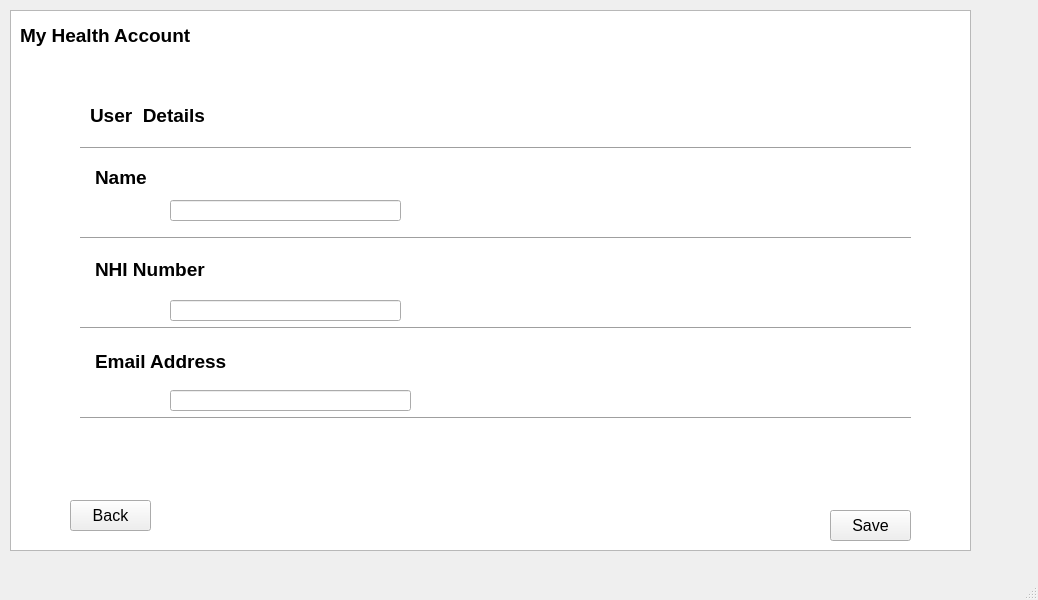
This is L_A_B_Final_Project/adminaccountdetails.ui in SourPanda13/106-Group-Assignment as Qt 5 draws it before an edit. The edited form follows.
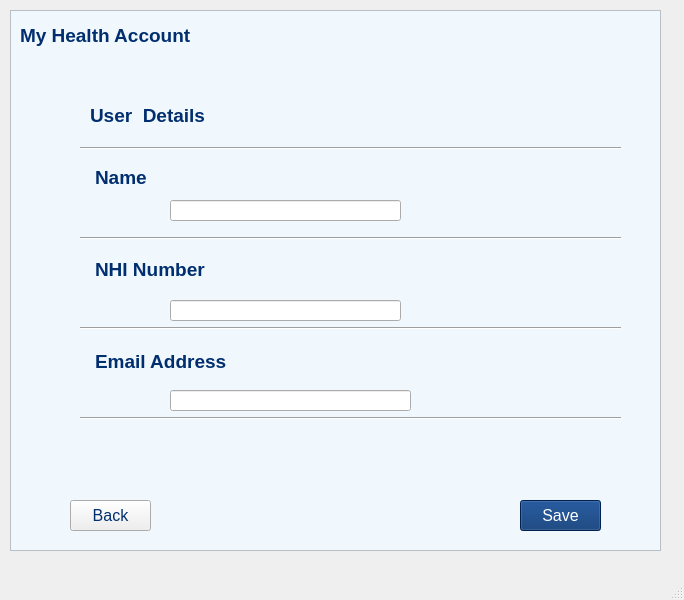
This is the edited form.

```diff
--- a/L_A_B_Final_Project/adminaccountdetails.ui
+++ b/L_A_B_Final_Project/adminaccountdetails.ui
@@ -6,7 +6,7 @@
    <rect>
     <x>0</x>
     <y>0</y>
-    <width>1038</width>
+    <width>684</width>
     <height>600</height>
    </rect>
   </property>
@@ -55,7 +55,7 @@
      <rect>
       <x>80</x>
       <y>140</y>
-      <width>831</width>
+      <width>541</width>
       <height>16</height>
      </rect>
     </property>
@@ -68,7 +68,7 @@
      <rect>
       <x>80</x>
       <y>410</y>
-      <width>831</width>
+      <width>541</width>
       <height>16</height>
      </rect>
     </property>
@@ -92,6 +92,9 @@
       <bold>true</bold>
      </font>
     </property>
+    <property name="styleSheet">
+     <string notr="true">color: rgb(0, 46, 110);</string>
+    </property>
     <property name="text">
      <string>My Health Account</string>
     </property>
@@ -112,6 +115,9 @@
       <bold>true</bold>
      </font>
     </property>
+    <property name="styleSheet">
+     <string notr="true">color: rgb(0, 46, 110);</string>
+    </property>
     <property name="text">
      <string>User  Details</string>
     </property>
@@ -121,7 +127,7 @@
      <rect>
       <x>80</x>
       <y>320</y>
-      <width>831</width>
+      <width>541</width>
       <height>16</height>
      </rect>
     </property>
@@ -143,6 +149,9 @@
       <pointsize>12</pointsize>
      </font>
     </property>
+    <property name="styleSheet">
+     <string notr="true">color: rgb(0, 46, 110);</string>
+    </property>
     <property name="text">
      <string>Back</string>
     </property>
@@ -152,32 +161,35 @@
      <rect>
       <x>10</x>
       <y>10</y>
-      <width>961</width>
+      <width>651</width>
       <height>541</height>
      </rect>
     </property>
+    <property name="styleSheet">
+     <string notr="true">background-color: rgb(241, 248, 253);</string>
+    </property>
     <property name="html">
      <string>&lt;!DOCTYPE HTML PUBLIC &quot;-//W3C//DTD HTML 4.0//EN&quot; &quot;http://www.w3.org/TR/REC-html40/strict.dtd&quot;&gt;
 &lt;html&gt;&lt;head&gt;&lt;meta name=&quot;qrichtext&quot; content=&quot;1&quot; /&gt;&lt;style type=&quot;text/css&quot;&gt;
 p, li { white-space: pre-wrap; }
 &lt;/style&gt;&lt;/head&gt;&lt;body style=&quot; font-family:'MS Shell Dlg 2'; font-size:8.25pt; font-weight:400; font-style:normal;&quot;&gt;
 &lt;p style=&quot;-qt-paragraph-type:empty; margin-top:0px; margin-bottom:0px; margin-left:0px; margin-right:0px; -qt-block-indent:0; text-indent:0px;&quot;&gt;&lt;br /&gt;&lt;/p&gt;
-&lt;p style=&quot;-qt-paragraph-type:empty; margin-top:0px; margin-bottom:0px; margin-left:0px; margin-right:0px; -qt-block-indent:0; text-indent:0px; font-size:14pt; font-weight:600;&quot;&gt;&lt;br /&gt;&lt;/p&gt;
-&lt;p style=&quot;-qt-paragraph-type:empty; margin-top:0px; margin-bottom:0px; margin-left:0px; margin-right:0px; -qt-block-indent:0; text-indent:0px; font-size:14pt; font-weight:600;&quot;&gt;&lt;br /&gt;&lt;/p&gt;
-&lt;p style=&quot;-qt-paragraph-type:empty; margin-top:0px; margin-bottom:0px; margin-left:0px; margin-right:0px; -qt-block-indent:0; text-indent:0px; font-size:14pt; font-weight:600;&quot;&gt;&lt;br /&gt;&lt;/p&gt;
-&lt;p style=&quot;-qt-paragraph-type:empty; margin-top:0px; margin-bottom:0px; margin-left:0px; margin-right:0px; -qt-block-indent:0; text-indent:0px; font-size:14pt; font-weight:600;&quot;&gt;&lt;br /&gt;&lt;/p&gt;
-&lt;p style=&quot;-qt-paragraph-type:empty; margin-top:0px; margin-bottom:0px; margin-left:0px; margin-right:0px; -qt-block-indent:0; text-indent:0px; font-size:14pt; font-weight:600;&quot;&gt;&lt;br /&gt;&lt;/p&gt;
-&lt;p style=&quot;-qt-paragraph-type:empty; margin-top:0px; margin-bottom:0px; margin-left:0px; margin-right:0px; -qt-block-indent:0; text-indent:0px; font-size:14pt; font-weight:600;&quot;&gt;&lt;br /&gt;&lt;/p&gt;
-&lt;p style=&quot; margin-top:0px; margin-bottom:0px; margin-left:0px; margin-right:0px; -qt-block-indent:0; text-indent:0px;&quot;&gt;&lt;span style=&quot; font-size:14pt; font-weight:600;&quot;&gt;	Name&lt;/span&gt;&lt;/p&gt;
-&lt;p style=&quot;-qt-paragraph-type:empty; margin-top:0px; margin-bottom:0px; margin-left:0px; margin-right:0px; -qt-block-indent:0; text-indent:0px; font-size:14pt; font-weight:600;&quot;&gt;&lt;br /&gt;&lt;/p&gt;
-&lt;p style=&quot;-qt-paragraph-type:empty; margin-top:0px; margin-bottom:0px; margin-left:0px; margin-right:0px; -qt-block-indent:0; text-indent:0px; font-size:14pt; font-weight:600;&quot;&gt;&lt;br /&gt;&lt;/p&gt;
-&lt;p style=&quot;-qt-paragraph-type:empty; margin-top:0px; margin-bottom:0px; margin-left:0px; margin-right:0px; -qt-block-indent:0; text-indent:0px; font-size:14pt; font-weight:600;&quot;&gt;&lt;br /&gt;&lt;/p&gt;
-&lt;p style=&quot; margin-top:0px; margin-bottom:0px; margin-left:0px; margin-right:0px; -qt-block-indent:0; text-indent:0px;&quot;&gt;&lt;span style=&quot; font-size:14pt; font-weight:600;&quot;&gt;	NHI Number&lt;/span&gt;&lt;/p&gt;
-&lt;p style=&quot;-qt-paragraph-type:empty; margin-top:0px; margin-bottom:0px; margin-left:0px; margin-right:0px; -qt-block-indent:0; text-indent:0px; font-size:14pt; font-weight:600;&quot;&gt;&lt;br /&gt;&lt;/p&gt;
-&lt;p style=&quot;-qt-paragraph-type:empty; margin-top:0px; margin-bottom:0px; margin-left:0px; margin-right:0px; -qt-block-indent:0; text-indent:0px; font-size:14pt; font-weight:600;&quot;&gt;&lt;br /&gt;&lt;/p&gt;
-&lt;p style=&quot;-qt-paragraph-type:empty; margin-top:0px; margin-bottom:0px; margin-left:0px; margin-right:0px; -qt-block-indent:0; text-indent:0px; font-size:14pt; font-weight:600;&quot;&gt;&lt;br /&gt;&lt;/p&gt;
-&lt;p style=&quot; margin-top:0px; margin-bottom:0px; margin-left:0px; margin-right:0px; -qt-block-indent:0; text-indent:0px;&quot;&gt;&lt;span style=&quot; font-size:14pt; font-weight:600;&quot;&gt;	Email Address&lt;/span&gt;&lt;/p&gt;
-&lt;p style=&quot;-qt-paragraph-type:empty; margin-top:0px; margin-bottom:0px; margin-left:0px; margin-right:0px; -qt-block-indent:0; text-indent:0px; font-size:14pt; font-weight:600;&quot;&gt;&lt;br /&gt;&lt;/p&gt;&lt;/body&gt;&lt;/html&gt;</string>
+&lt;p style=&quot;-qt-paragraph-type:empty; margin-top:0px; margin-bottom:0px; margin-left:0px; margin-right:0px; -qt-block-indent:0; text-indent:0px; font-size:14pt; font-weight:600; color:#002e6e;&quot;&gt;&lt;br /&gt;&lt;/p&gt;
+&lt;p style=&quot;-qt-paragraph-type:empty; margin-top:0px; margin-bottom:0px; margin-left:0px; margin-right:0px; -qt-block-indent:0; text-indent:0px; font-size:14pt; font-weight:600; color:#002e6e;&quot;&gt;&lt;br /&gt;&lt;/p&gt;
+&lt;p style=&quot;-qt-paragraph-type:empty; margin-top:0px; margin-bottom:0px; margin-left:0px; margin-right:0px; -qt-block-indent:0; text-indent:0px; font-size:14pt; font-weight:600; color:#002e6e;&quot;&gt;&lt;br /&gt;&lt;/p&gt;
+&lt;p style=&quot;-qt-paragraph-type:empty; margin-top:0px; margin-bottom:0px; margin-left:0px; margin-right:0px; -qt-block-indent:0; text-indent:0px; font-size:14pt; font-weight:600; color:#002e6e;&quot;&gt;&lt;br /&gt;&lt;/p&gt;
+&lt;p style=&quot;-qt-paragraph-type:empty; margin-top:0px; margin-bottom:0px; margin-left:0px; margin-right:0px; -qt-block-indent:0; text-indent:0px; font-size:14pt; font-weight:600; color:#002e6e;&quot;&gt;&lt;br /&gt;&lt;/p&gt;
+&lt;p style=&quot;-qt-paragraph-type:empty; margin-top:0px; margin-bottom:0px; margin-left:0px; margin-right:0px; -qt-block-indent:0; text-indent:0px; font-size:14pt; font-weight:600; color:#002e6e;&quot;&gt;&lt;br /&gt;&lt;/p&gt;
+&lt;p style=&quot; margin-top:0px; margin-bottom:0px; margin-left:0px; margin-right:0px; -qt-block-indent:0; text-indent:0px;&quot;&gt;&lt;span style=&quot; font-size:14pt; font-weight:600; color:#002e6e;&quot;&gt;	Name&lt;/span&gt;&lt;/p&gt;
+&lt;p style=&quot;-qt-paragraph-type:empty; margin-top:0px; margin-bottom:0px; margin-left:0px; margin-right:0px; -qt-block-indent:0; text-indent:0px; font-size:14pt; font-weight:600; color:#002e6e;&quot;&gt;&lt;br /&gt;&lt;/p&gt;
+&lt;p style=&quot;-qt-paragraph-type:empty; margin-top:0px; margin-bottom:0px; margin-left:0px; margin-right:0px; -qt-block-indent:0; text-indent:0px; font-size:14pt; font-weight:600; color:#002e6e;&quot;&gt;&lt;br /&gt;&lt;/p&gt;
+&lt;p style=&quot;-qt-paragraph-type:empty; margin-top:0px; margin-bottom:0px; margin-left:0px; margin-right:0px; -qt-block-indent:0; text-indent:0px; font-size:14pt; font-weight:600; color:#002e6e;&quot;&gt;&lt;br /&gt;&lt;/p&gt;
+&lt;p style=&quot; margin-top:0px; margin-bottom:0px; margin-left:0px; margin-right:0px; -qt-block-indent:0; text-indent:0px;&quot;&gt;&lt;span style=&quot; font-size:14pt; font-weight:600; color:#002e6e;&quot;&gt;	NHI Number&lt;/span&gt;&lt;/p&gt;
+&lt;p style=&quot;-qt-paragraph-type:empty; margin-top:0px; margin-bottom:0px; margin-left:0px; margin-right:0px; -qt-block-indent:0; text-indent:0px; font-size:14pt; font-weight:600; color:#002e6e;&quot;&gt;&lt;br /&gt;&lt;/p&gt;
+&lt;p style=&quot;-qt-paragraph-type:empty; margin-top:0px; margin-bottom:0px; margin-left:0px; margin-right:0px; -qt-block-indent:0; text-indent:0px; font-size:14pt; font-weight:600; color:#002e6e;&quot;&gt;&lt;br /&gt;&lt;/p&gt;
+&lt;p style=&quot;-qt-paragraph-type:empty; margin-top:0px; margin-bottom:0px; margin-left:0px; margin-right:0px; -qt-block-indent:0; text-indent:0px; font-size:14pt; font-weight:600; color:#002e6e;&quot;&gt;&lt;br /&gt;&lt;/p&gt;
+&lt;p style=&quot; margin-top:0px; margin-bottom:0px; margin-left:0px; margin-right:0px; -qt-block-indent:0; text-indent:0px;&quot;&gt;&lt;span style=&quot; font-size:14pt; font-weight:600; color:#002e6e;&quot;&gt;	Email Address&lt;/span&gt;&lt;/p&gt;
+&lt;p style=&quot;-qt-paragraph-type:empty; margin-top:0px; margin-bottom:0px; margin-left:0px; margin-right:0px; -qt-block-indent:0; text-indent:0px; font-size:14pt; font-weight:600; color:#002e6e;&quot;&gt;&lt;br /&gt;&lt;/p&gt;&lt;/body&gt;&lt;/html&gt;</string>
     </property>
    </widget>
    <widget class="QLabel" name="NHILabel">
@@ -201,8 +213,8 @@
    <widget class="QPushButton" name="pushButton_save">
     <property name="geometry">
      <rect>
-      <x>830</x>
-      <y>510</y>
+      <x>520</x>
+      <y>500</y>
       <width>81</width>
       <height>31</height>
      </rect>
@@ -212,6 +224,10 @@
       <pointsize>12</pointsize>
      </font>
     </property>
+    <property name="styleSheet">
+     <string notr="true">background-color: rgb(0, 46, 110);
+color: rgb(255, 255, 255);</string>
+    </property>
     <property name="text">
      <string>Save</string>
     </property>
@@ -251,7 +267,7 @@
      <rect>
       <x>80</x>
       <y>230</y>
-      <width>831</width>
+      <width>541</width>
       <height>16</height>
      </rect>
     </property>
```
Left out of the diff: 2 changed lines with no effect on the pictures.
